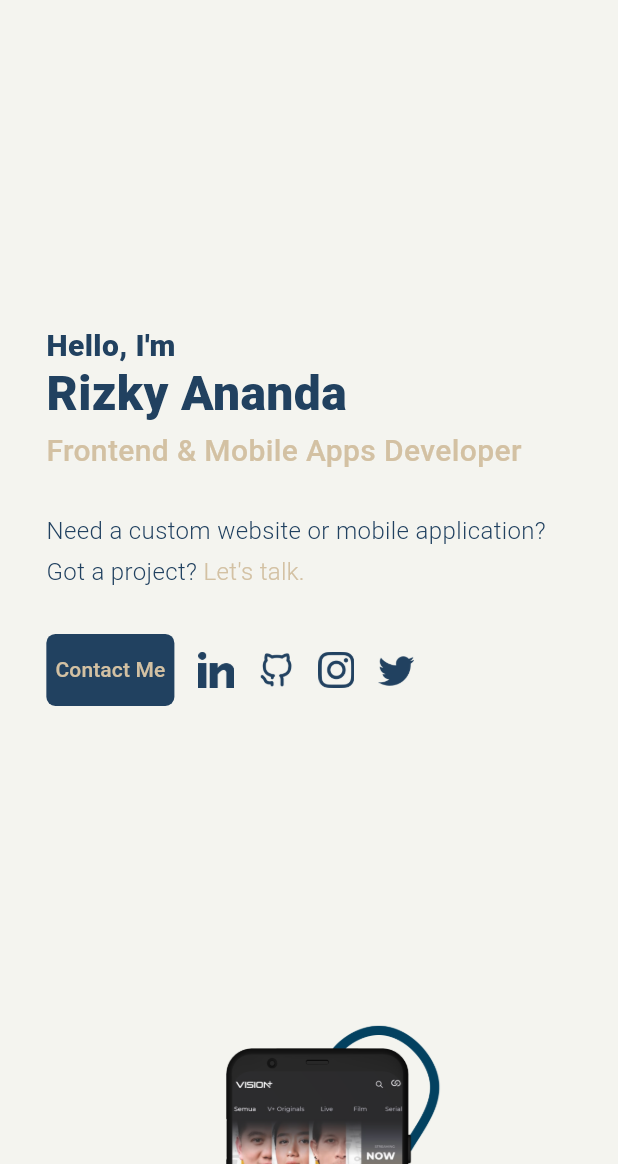
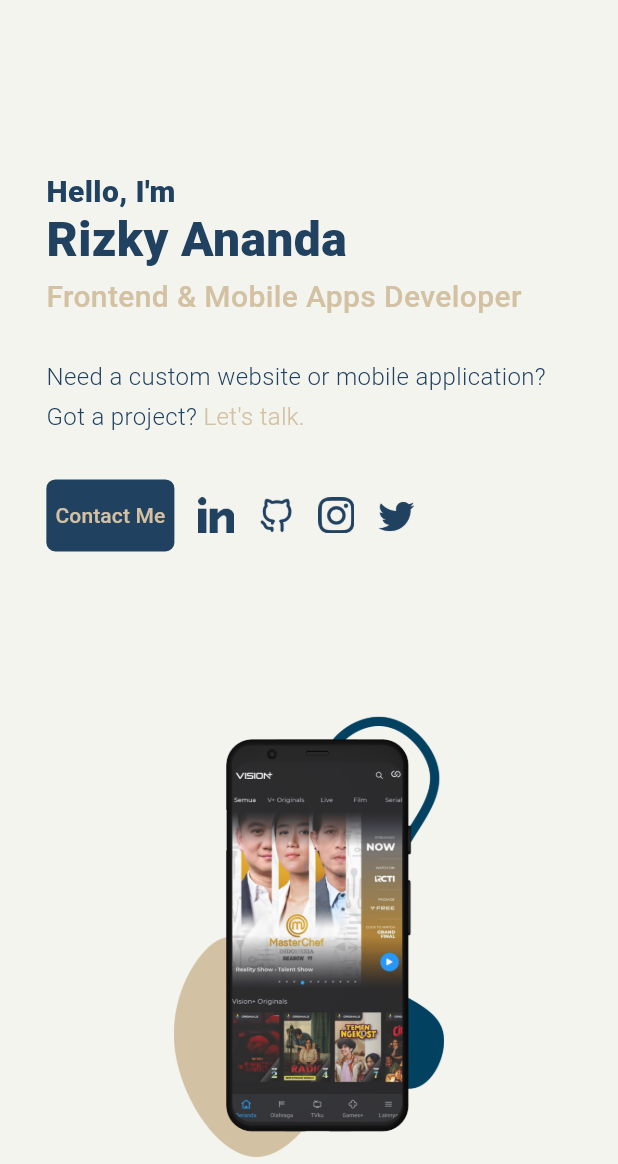
Before and after one commit to ekyrizky/ekyrizky-web-portfolio, a Flutter app: the screen it shows after launch, on a phone screen of 412 x 824 dp, the part 72-1236 px from its top. Run offline on Flutter 3.47's test engine with Material 3 defaults, Android fonts, the phone set to English and light mode, and no system bars; our stand-ins replace get, google_fonts; missing offline and left inert: dart:html; Roboto replaces fonts that are missing (Farro).

Commit message:
update hero height

```diff
--- a/lib/components/hero/hero.dart
+++ b/lib/components/hero/hero.dart
@@ -7,7 +7,8 @@ class HeroSection extends StatelessWidget {
 
   @override
   Widget build(BuildContext context) {
-    double heroHeight = MediaQuery.of(context).size.height * .8;
+    double heroHeight = MediaQuery.of(context).size.height *
+        (ScreenHelper.isMobile(context) ? .55 : .75);
     double padding = MediaQuery.of(context).size.width /
         2 *
         ScreenHelper.getPadding(context);
```
